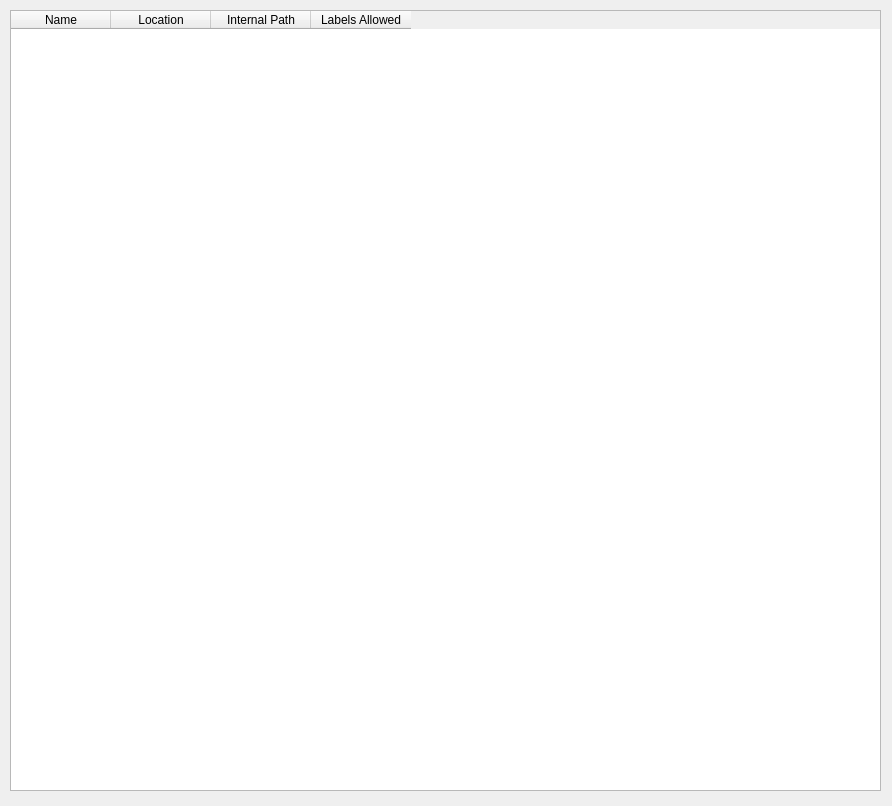
Qt form ilastik/applets/dataSelection/dataSelection.ui (ilastik/ilastik) before a commit.
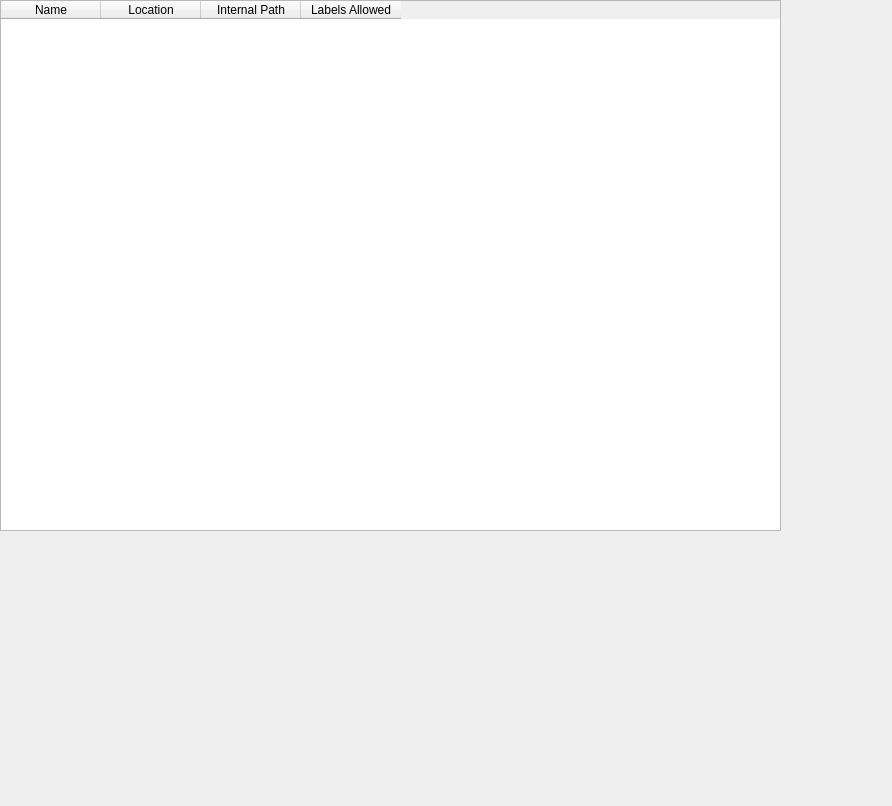
The same form after that commit.

Commit message: layout improvement: Added encapsulating layouts to central widgets to ensure that the content is resized with the window.

Patch:
```diff
--- a/ilastik/applets/dataSelection/dataSelection.ui
+++ b/ilastik/applets/dataSelection/dataSelection.ui
@@ -13,15 +13,18 @@
   <property name="windowTitle">
    <string>Form</string>
   </property>
-  <widget class="QTableWidget" name="fileInfoTableWidget">
+  <widget class="QWidget" name="outerLayout">
    <property name="geometry">
     <rect>
-     <x>10</x>
-     <y>10</y>
-     <width>871</width>
-     <height>781</height>
+     <x>0</x>
+     <y>0</y>
+     <width>781</width>
+     <height>531</height>
     </rect>
    </property>
+   <layout class="QHBoxLayout" name="horizontalLayout">
+    <item>
+     <widget class="QTableWidget" name="fileInfoTableWidget">
    <property name="sizePolicy">
     <sizepolicy hsizetype="Expanding" vsizetype="Expanding">
      <horstretch>0</horstretch>
@@ -34,6 +37,18 @@
    <property name="styleSheet">
     <string notr="true"/>
    </property>
+      <attribute name="horizontalHeaderCascadingSectionResizes">
+       <bool>false</bool>
+      </attribute>
+      <attribute name="horizontalHeaderStretchLastSection">
+       <bool>false</bool>
+      </attribute>
+      <attribute name="verticalHeaderCascadingSectionResizes">
+       <bool>false</bool>
+      </attribute>
+      <attribute name="verticalHeaderStretchLastSection">
+       <bool>false</bool>
+      </attribute>
    <column>
     <property name="text">
      <string>Name</string>
@@ -53,7 +68,13 @@
     <property name="text">
      <string>Labels Allowed</string>
     </property>
-   </column>
+       <property name="toolTip">
+        <string>If checked, the user is allowed to label this image in subsequent training applets.</string>
+       </property>
+      </column>
+     </widget>
+    </item>
+   </layout>
   </widget>
  </widget>
  <resources/>
```
Left out of the diff: 6 changed lines with no effect on the pictures. Lines whose indentation alone changed are shown as unchanged. The commit also changes 2 other files.
